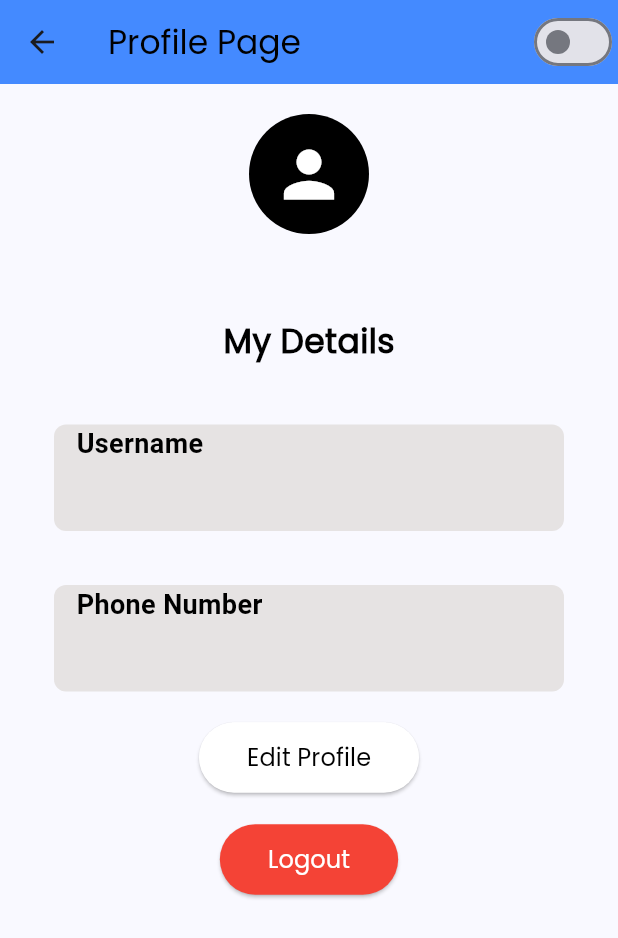
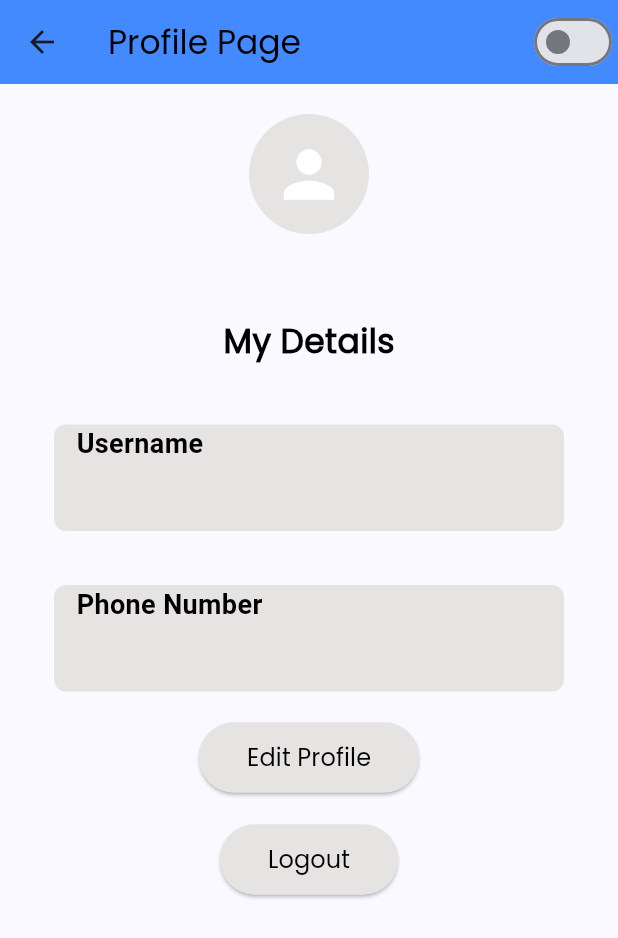
Before and after one commit to MarKarl30/UTS_MobileProg, a Flutter app: the ProfilePage screen opened directly, on a phone screen of 412 x 824 dp. Shown: the top 938 px of the screen. Run offline on Flutter 3.47's test engine with Material 3 defaults, Android fonts, the phone set to English and light mode, and no system bars; our stand-ins replace cloud_firestore, contacts_service, firebase_auth, firebase_core, flutter_credit_card, flutter_secure_storage and 5 more; missing offline and left inert: mobile_scanner; accounts and stored records are empty; network calls fail; Roboto replaces fonts that are missing (Futura).

Commit message:
last ini

```diff
--- a/lib/profile/newprofile.dart
+++ b/lib/profile/newprofile.dart
@@ -27,7 +27,7 @@ class _ProfilePageState extends State<ProfilePage> {
   String userName = 'Loading...';
   String phoneNumber = 'Loading...';
   File? _image;
-  bool isDarkMode = false; // Added for dark mode toggle
+  bool isDarkMode = false;
 
   @override
   void initState() {
@@ -50,7 +50,6 @@ class _ProfilePageState extends State<ProfilePage> {
           userName = userDoc['name'] ?? 'No name found';
           phoneNumber = userDoc['phone'] ?? 'No phone number found';
         });
-        // Debugging lines
         print('User Name: $userName');
         print('Phone Number: $phoneNumber');
       } else {
@@ -64,7 +63,7 @@ class _ProfilePageState extends State<ProfilePage> {
         userName = 'Error loading name';
         phoneNumber = 'Error loading phone';
       });
-      print('Error fetching user details: $e'); // Add error log
+      print('Error fetching user details: $e');
     }
   }
 
@@ -97,7 +96,7 @@ class _ProfilePageState extends State<ProfilePage> {
         title: Text(
           "Profile Page",
           style: TextStyle(
-            color: isDarkMode ? Colors.white : Colors.black, // Change color dynamically
+            color: isDarkMode ? Colors.white : Colors.black,
           ),
         ),
         backgroundColor: isDarkMode ? Colors.black : Colors.blueAccent,
@@ -115,11 +114,10 @@ class _ProfilePageState extends State<ProfilePage> {
       ),
       body: Stack(
         children: [
-          // Dark mode background
           if (isDarkMode)
             Positioned.fill(
               child: Image.asset(
-                'assets/images/image.png',  // Assuming this is the path of the doodle background
+                'assets/images/image.png',
                 fit: BoxFit.cover,
               ),
             ),
@@ -131,7 +129,7 @@ class _ProfilePageState extends State<ProfilePage> {
                   onTap: _pickImage,
                   child: CircleAvatar(
                     radius: 40,
-                    backgroundColor: const Color.fromARGB(255, 0, 0, 0),
+                    backgroundColor: const Color.fromARGB(255, 230, 227, 227),
                     backgroundImage: _image != null ? FileImage(_image!) : null,
                     child: _image == null
                         ? const Icon(
@@ -181,7 +179,7 @@ class _ProfilePageState extends State<ProfilePage> {
                     );
                   },
                   style: ElevatedButton.styleFrom(
-                    backgroundColor: Colors.white,
+                    backgroundColor: const Color.fromARGB(255, 230, 227, 227),
                     foregroundColor: Colors.black,
                     padding: const EdgeInsets.symmetric(horizontal: 32, vertical: 12),
                   ),
@@ -191,8 +189,8 @@ class _ProfilePageState extends State<ProfilePage> {
                 ElevatedButton(
                   onPressed: _logout,
                   style: ElevatedButton.styleFrom(
-                    backgroundColor: Colors.red,
-                    foregroundColor: Colors.white,
+                    backgroundColor: const Color.fromARGB(255, 230, 227, 227),
+                    foregroundColor: Colors.black,
                     padding: const EdgeInsets.symmetric(horizontal: 32, vertical: 12),
                   ),
                   child: const Text('Logout', style: TextStyle(fontSize: 16)),
--- a/lib/profile/text_box.dart
+++ b/lib/profile/text_box.dart
@@ -28,8 +28,8 @@ class MyTextBox extends StatelessWidget {
             children: [
               Text(
                 sectionName,
-                style: TextStyle(
-                  color: const Color.fromARGB(255, 0, 0, 0),
+                style: const TextStyle(
+                  color: Color.fromARGB(255, 0, 0, 0),
                   fontSize: 18,
                   fontWeight: FontWeight.bold,
                   fontFamily: 'Futura'
@@ -41,7 +41,7 @@ class MyTextBox extends StatelessWidget {
           const SizedBox(height: 8),
           Text(
             text,
-            style: TextStyle(
+            style: const TextStyle(
               fontSize: 16,
               fontFamily: 'Futura'
             ),
--- a/lib/screens/user-auth/register_screen.dart
+++ b/lib/screens/user-auth/register_screen.dart
@@ -119,7 +119,7 @@ class _RegisterState extends State<Register> {
                 const SizedBox(height: 16),
                 CustomTextField(
                   controller: emailController,
-                  hintText: 'Enter Email (optional)',
+                  hintText: 'Enter Email',
                   validator: (value) {
                     if (value != null &&
                         value.isNotEmpty &&
--- a/lib/widgets/navigation.dart
+++ b/lib/widgets/navigation.dart
@@ -16,6 +16,7 @@ class Navigation extends StatefulWidget {
 
 class _NavigationState extends State<Navigation> {
   int currentIndex = 0;
+  bool isDarkMode = false;
   final screen = [
     const HomeScreen(),
     const HistoryScreen(),
@@ -60,7 +61,9 @@ class _NavigationState extends State<Navigation> {
             ? Colors.blueAccent
             : (currentIndex == 2)
                 ? Colors.black54.withOpacity(0.0)
-                : Colors.white,
+                : (currentIndex == 4 && isDarkMode)
+                  ? Colors.black
+                  : Colors.white,
         child: Container(
           decoration: const BoxDecoration(
             borderRadius: BorderRadius.only(
```
Also changed, not shown: lib/profile/editprofile.dart (+1 -10 lines).
